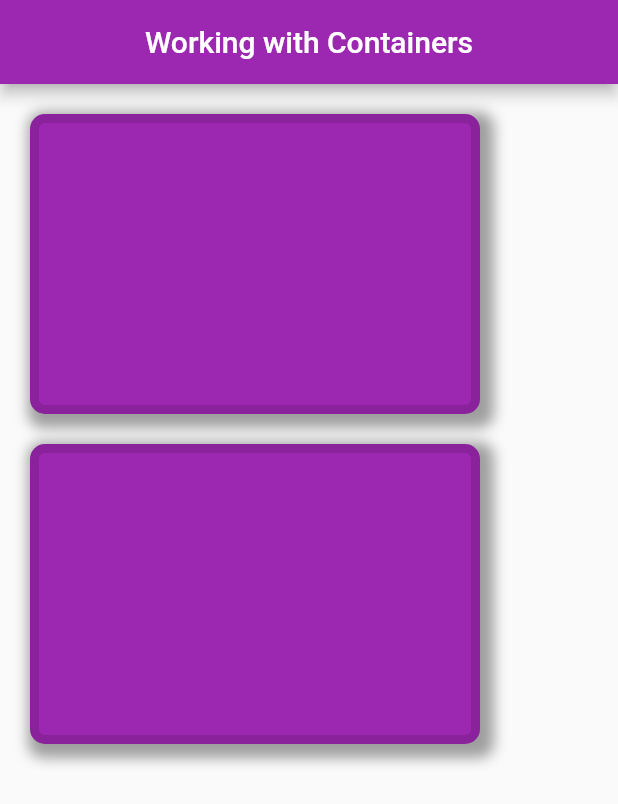
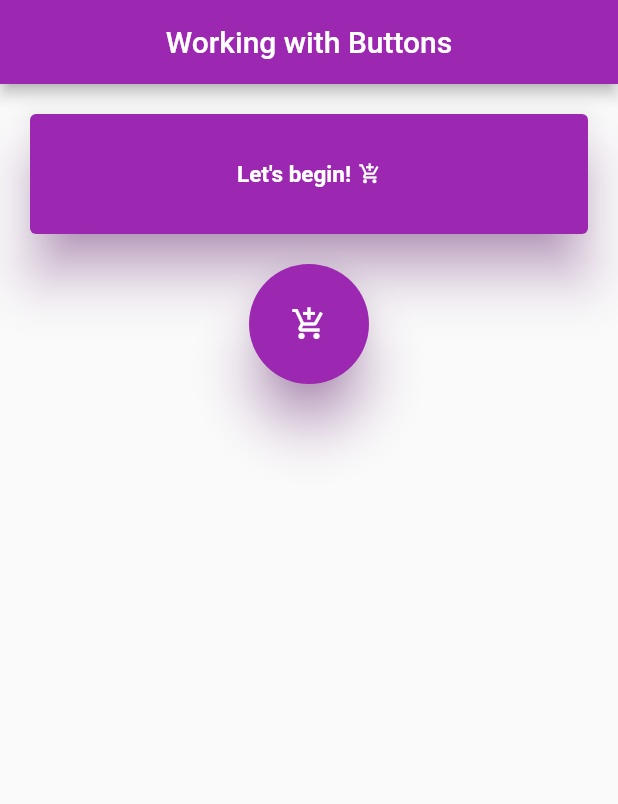
Before and after one commit to akpanphilip/flutter_journey, a Flutter app: the screen it shows after launch, on a phone screen of 412 x 824 dp. Shown: the top 804 px of the screen. Run offline on Flutter 3.47's test engine with Material 2 defaults, Android fonts, the phone set to English and light mode, and no system bars.

Commit message:
working with buttons

```diff
--- a/lib/main.dart
+++ b/lib/main.dart
@@ -4,6 +4,7 @@ import 'package:flutter/material.dart';
 import 'screens/exercise_image.dart';
 import 'screens/exercise_icon.dart';
 import 'screens/exercise_container.dart';
+import 'screens/exercise_button.dart';
 
 void main() => runApp(MyApp());
 
@@ -15,7 +16,7 @@ class MyApp extends StatelessWidget {
   Widget build(BuildContext context) {
     return MaterialApp(
       title: 'Flutter Demo',
-      home: ContainerExercise(),
+      home: ButtonExercise(),
     );
   }
 }
--- /dev/null
+++ b/lib/screens/exercise_button.dart
@@ -0,0 +1,70 @@
+// ignore_for_file: prefer_const_constructors, prefer_const_literals_to_create_immutables, sort_child_properties_last
+
+import 'package:flutter/material.dart';
+
+class ButtonExercise extends StatelessWidget {
+  const ButtonExercise({super.key});
+
+  @override
+  Widget build(BuildContext context) {
+    return Scaffold(
+        appBar: AppBar(
+          backgroundColor: Colors.purple,
+          title: Text('Working with Buttons'),
+          centerTitle: true,
+        ),
+        body: Center(
+            child: Padding(
+          padding: EdgeInsets.all(20),
+          child: Column(
+            // child: OutlinedButton(
+            children: [
+              ElevatedButton(
+                onPressed: () {},
+                // child: Text("Welcome back!"),
+                child: Row(
+                  mainAxisAlignment: MainAxisAlignment.center,
+                  children: [
+                    Text("Let's begin!"),
+                    SizedBox(width: 5.0),
+                    Icon(
+                      Icons.add_shopping_cart,
+                      size: 15,
+                    )
+                  ],
+                ),
+                style: ElevatedButton.styleFrom(
+                  padding: EdgeInsets.all(20.0),
+                  fixedSize: Size(400, 80),
+                  textStyle:
+                      TextStyle(fontSize: 15.0, fontWeight: FontWeight.bold),
+                  primary: Colors.purple,
+                  // onPrimary: Colors.black12,
+                  elevation: 15,
+                  shadowColor: Colors.purple[300],
+                  // shape: StadiumBorder(),
+                  // shape: CircleBorder()
+                ),
+              ),
+              SizedBox(height: 20),
+              ElevatedButton(
+                onPressed: () {},
+                // child: Text("Welcome back!"),
+                child: Icon(Icons.add_shopping_cart_outlined),
+                style: ElevatedButton.styleFrom(
+                    padding: EdgeInsets.all(20.0),
+                    fixedSize: Size(400, 80),
+                    textStyle:
+                        TextStyle(fontSize: 25.0, fontWeight: FontWeight.bold),
+                    primary: Colors.purple,
+                    // onPrimary: Colors.black12,
+                    elevation: 15,
+                    shadowColor: Colors.purple[300],
+                    // shape: StadiumBorder(),
+                    shape: CircleBorder()),
+              )
+            ],
+          ),
+        )));
+  }
+}
```
